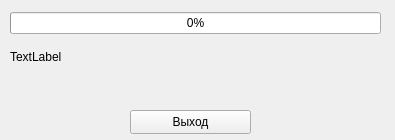
Old version of the form indicatorform.ui in the repository coolshou/wifisoftap.
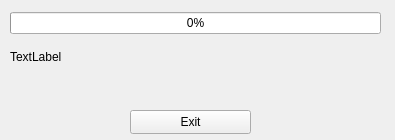
New version of the form. Icons and pictures are not drawn.

What changed in the file:
```diff
--- a/indicatorform.ui
+++ b/indicatorform.ui
@@ -65,7 +65,7 @@
     </size>
    </property>
    <property name="text">
-    <string>Выход</string>
+    <string>Exit</string>
    </property>
   </widget>
  </widget>
```
Left out of the diff: 2 changed lines with no effect on the pictures.
